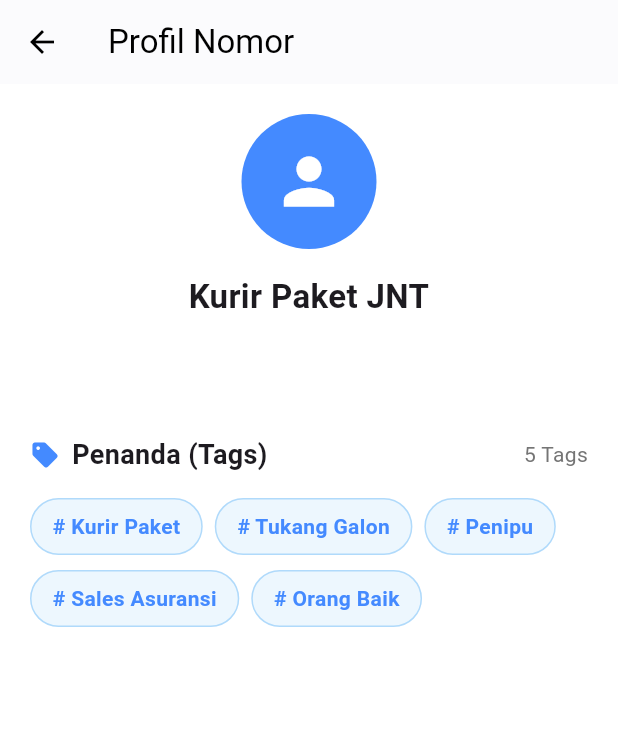
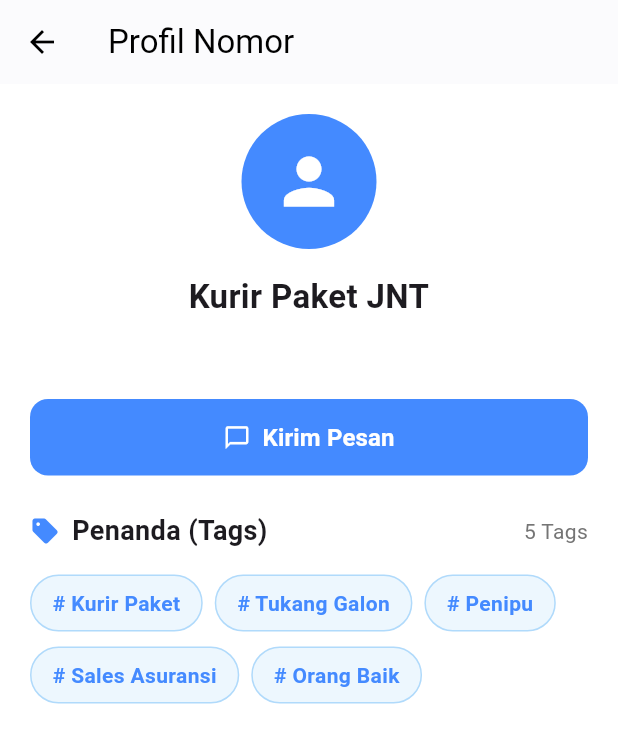
Before and after one commit to ENTERnBACK/mobprog_getcontact, a Flutter app: the SearchedProfileScreen screen opened directly with empty values, on a phone screen of 412 x 824 dp. Shown: the top 743 px of the screen. Run offline on Flutter 3.47's test engine with Material 3 defaults, Android fonts, the phone set to English and light mode, and no system bars; our stand-ins replace image_picker, shared_preferences; accounts and stored records are empty.

Commit message:
feat: add message

```diff
--- a/lib/searched_profile/searched_profile_screen.dart
+++ b/lib/searched_profile/searched_profile_screen.dart
@@ -1,6 +1,7 @@
 import 'package:flutter/material.dart';
 import 'widgets/profile_summary.dart';
 import 'widgets/tags_section.dart';
+import 'widgets/message_action.dart';
 
 class SearchedProfileScreen extends StatelessWidget {
   final String phoneNumber;
@@ -28,6 +29,7 @@
             ),
 
             const SizedBox(height: 24),
+            const MessageAction(),
 
             const SizedBox(height: 24),
             const TagsSection(
--- a/lib/searched_profile/widgets/message_action.dart
+++ b/lib/searched_profile/widgets/message_action.dart
@@ -0,0 +1,30 @@
+import 'package:flutter/material.dart';
+
+class MessageAction extends StatelessWidget {
+  const MessageAction({super.key});
+
+  @override
+  Widget build(BuildContext context) {
+    return SizedBox(
+      width: double.infinity,
+      child: ElevatedButton.icon(
+        onPressed: () {
+        },
+        icon: const Icon(Icons.chat_bubble_outline),
+        label: const Text(
+          'Kirim Pesan',
+          style: TextStyle(fontSize: 16, fontWeight: FontWeight.bold),
+        ),
+        style: ElevatedButton.styleFrom(
+          backgroundColor: Colors.blueAccent,
+          foregroundColor: Colors.white,
+          padding: const EdgeInsets.symmetric(vertical: 14),
+          shape: RoundedRectangleBorder(
+            borderRadius: BorderRadius.circular(12),
+          ),
+          elevation: 0,
+        ),
+      ),
+    );
+  }
+}
```
